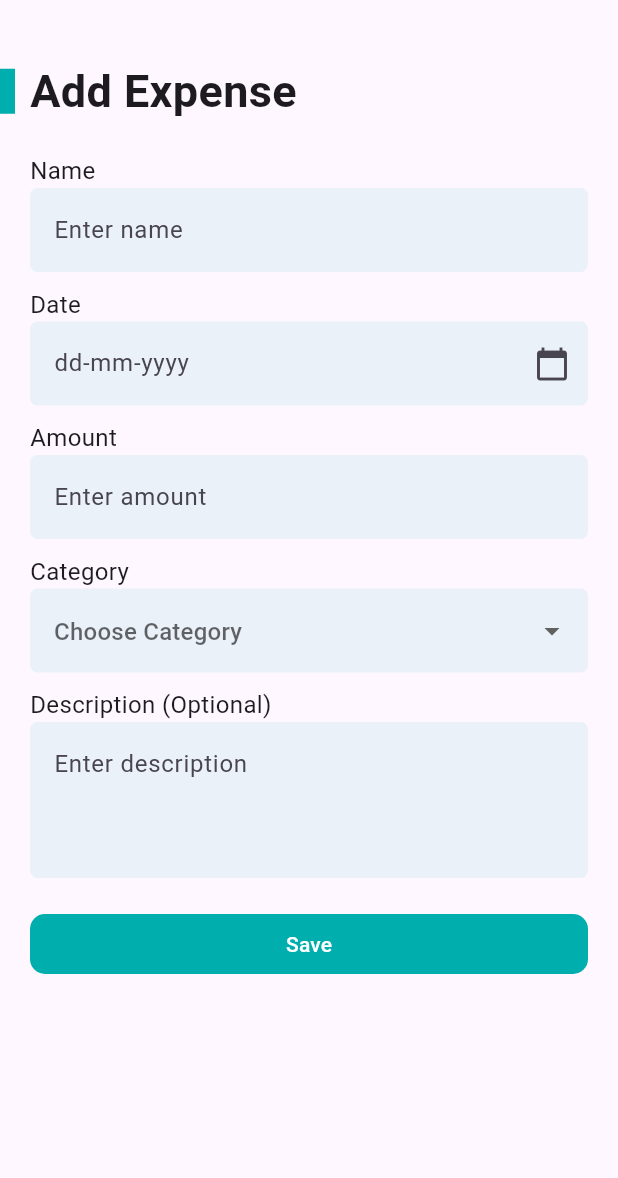
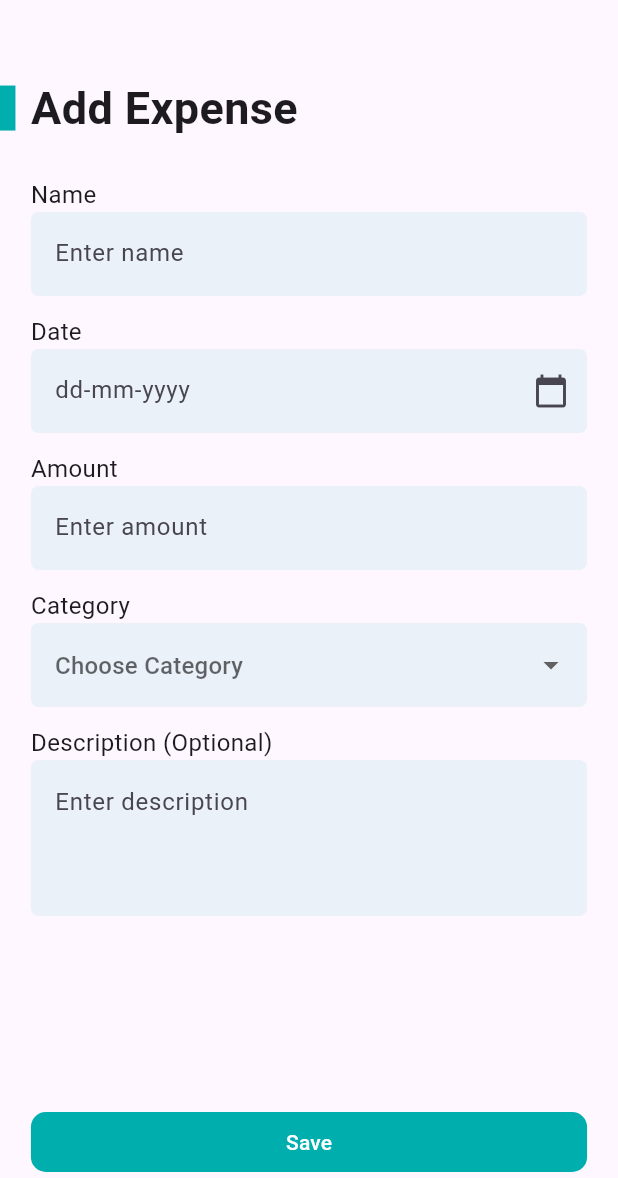
Before and after one commit to LR-DEFENDER/raizz, a Flutter app: the screen it shows after launch, on a phone screen of 412 x 824 dp, the part 58-1236 px from its top. Run offline on Flutter 3.47's test engine with Material 3 defaults, Android fonts, the light colour scheme and no system bars.

Commit message:
Responsiveness and orientation

```diff
--- a/lib/screens/add_expense.dart
+++ b/lib/screens/add_expense.dart
@@ -33,6 +33,8 @@ class _AddExpenseState extends State<AddExpense> {
       }
     }
 
+    double sw = MediaQuery.sizeOf(context).width;
+    double sh = MediaQuery.sizeOf(context).height;
     return Column(
       children: <Widget>[
         Row(
@@ -45,22 +47,21 @@ class _AddExpenseState extends State<AddExpense> {
                 style: TextStyle(fontWeight: FontWeight.w500, fontSize: 20),
               ),
               IconButton(
-                  onPressed: () {},
-                  icon: const Icon(Icons.notifications_none))
+                  onPressed: () {}, icon: const Icon(Icons.notifications_none))
             ]),
-        const SizedBox(
-          height: 30,
+        SizedBox(
+          height: sh * 0.05,
         ),
         Row(
           mainAxisAlignment: MainAxisAlignment.start,
           children: [
             Container(
-              width: 10,
+              width: sw * 0.025,
               height: 30,
               color: const Color(0xff00AEAD),
             ),
-            const SizedBox(
-              width: 10,
+            SizedBox(
+              width: sw * 0.025,
             ),
             const Text(
               'Add Expense',
@@ -68,11 +69,13 @@ class _AddExpenseState extends State<AddExpense> {
             ),
           ],
         ),
-        SingleChildScrollView(
+        Expanded(
+          child: SingleChildScrollView(
             child: Form(
               key: formKey,
               child: Padding(
-              padding: const EdgeInsets.only(left: 20.0, right: 20, top: 20),
+                padding: EdgeInsets.only(
+                    left: sw * 0.05, right: sw * 0.05, top: sh * 0.03),
                 child: Column(
                   children: <Widget>[
                     const Align(
@@ -99,8 +102,8 @@ class _AddExpenseState extends State<AddExpense> {
                         name = value;
                       },
                     ),
-                  const SizedBox(
-                    height: 10,
+                    SizedBox(
+                      height: sh * 0.015,
                     ),
                     const Align(
                         alignment: Alignment.centerLeft,
@@ -144,8 +147,8 @@ class _AddExpenseState extends State<AddExpense> {
                         text: date != null ? date.toString().split(' ')[0] : '',
                       ),
                     ),
-                  const SizedBox(
-                    height: 10,
+                    SizedBox(
+                      height: sh * 0.015,
                     ),
                     const Align(
                         alignment: Alignment.centerLeft,
@@ -177,8 +180,8 @@ class _AddExpenseState extends State<AddExpense> {
                         amount = double.tryParse(value!);
                       },
                     ),
-                  const SizedBox(
-                    height: 10,
+                    SizedBox(
+                      height: sh * 0.015,
                     ),
                     const Align(
                         alignment: Alignment.centerLeft,
@@ -216,8 +219,8 @@ class _AddExpenseState extends State<AddExpense> {
                         category = value;
                       },
                     ),
-                  const SizedBox(
-                    height: 10,
+                    SizedBox(
+                      height: sh * 0.015,
                     ),
                     const Align(
                         alignment: Alignment.centerLeft,
@@ -239,14 +242,17 @@ class _AddExpenseState extends State<AddExpense> {
                         description = value;
                       },
                     ),
-                  const SizedBox(height: 20),
+                    SizedBox(
+                      height: sh * 0.03,
+                    ),
                   ],
                 ),
               ),
             ),
           ),
+        ),
         Padding(
-          padding: const EdgeInsets.symmetric(vertical: 0, horizontal: 20.0),
+          padding: EdgeInsets.symmetric(vertical: 0, horizontal: sw * 0.05),
           child: SizedBox(
             width: double.infinity,
             child: TextButton(
```
Lines whose indentation alone changed are shown as unchanged.
